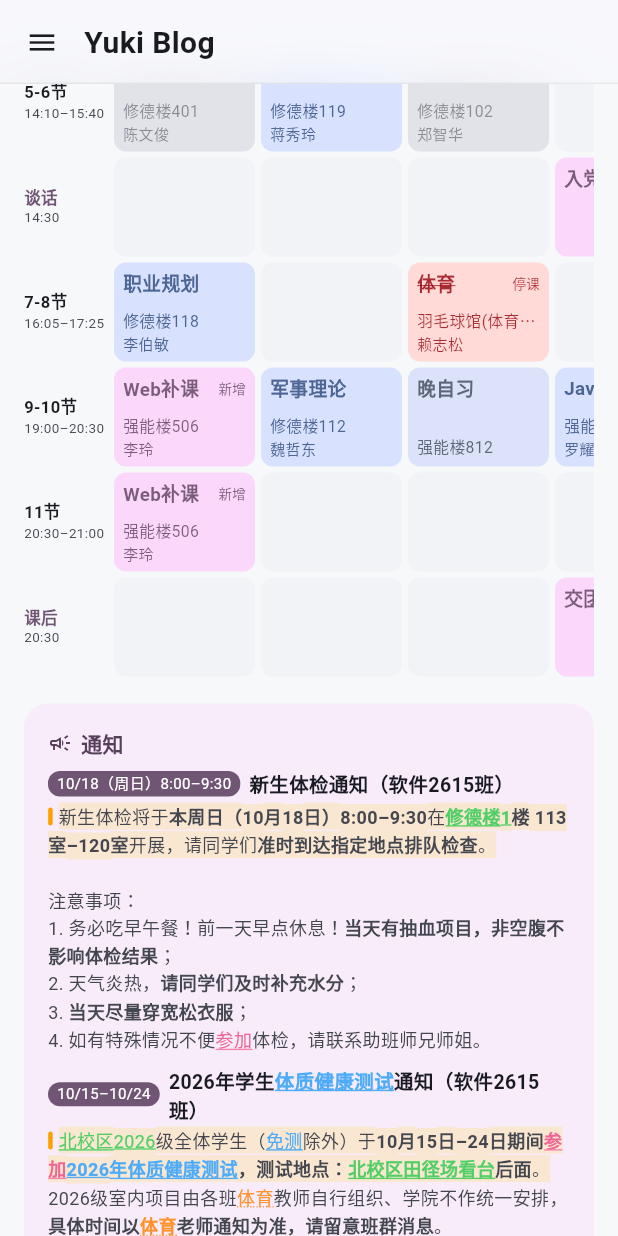
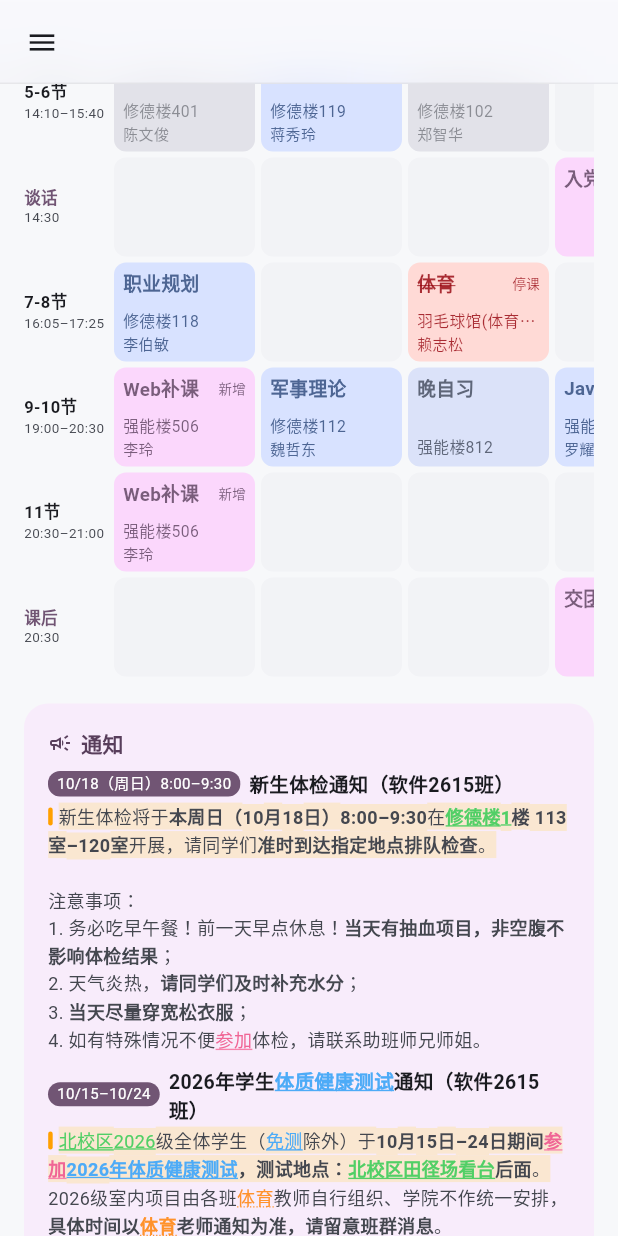
Before and after one commit to cixiy1/Yuki-Blog-App, a Flutter app: the screen it shows after launch, scrolled down 576 dp, on a phone screen of 412 x 824 dp. Run offline on Flutter 3.47's test engine with Material 3 defaults, Android fonts, the phone set to English and light mode, and no system bars; our stand-ins replace go_router, open_filex, package_info_plus; network calls fail.

Commit message:
change:home_shell标题

```diff
--- a/lib/features/home/home_shell.dart
+++ b/lib/features/home/home_shell.dart
@@ -52,7 +52,7 @@ class _HomeShellState extends State<HomeShell> {
     for (final item in menuItems) {
       if (path.startsWith(item.path)) return item.label;
     }
-    return 'Yuki Blog';
+    return '';
   }
 
   @override
```
